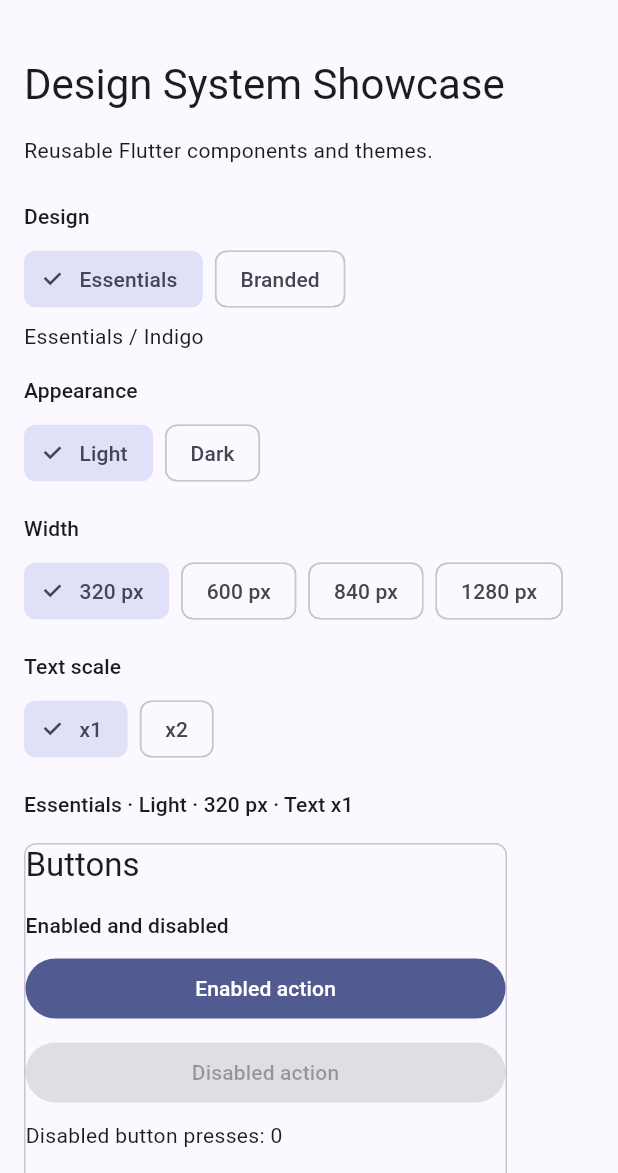
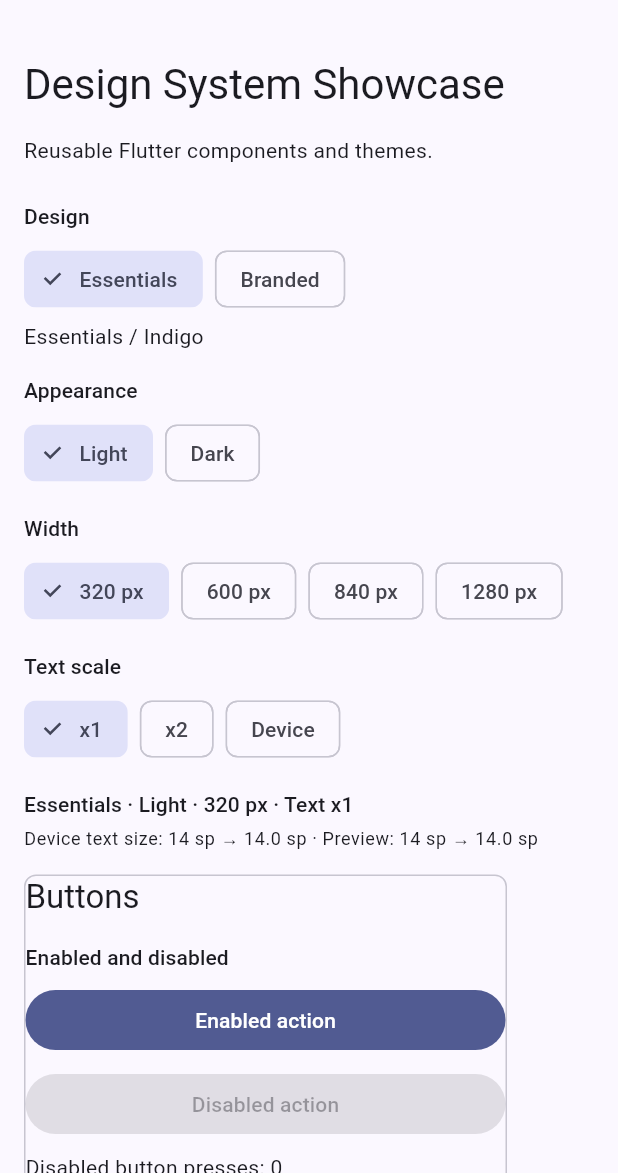
Before and after one commit to sscheidegger-cbs/cbs-environment-framework, a Flutter app: the screen it shows after launch, on a phone screen of 412 x 824 dp, the part 63-1236 px from its top. Run offline on Flutter 3.47's test engine with Material 3 defaults, Android fonts, the phone set to English and light mode, and no system bars.

Commit message:
test(flutter-ux): extend catalog for Android accessibility qualification

```diff
--- a/packages/cbs_flutter_ux/example/lib/catalog/catalog_keys.dart
+++ b/packages/cbs_flutter_ux/example/lib/catalog/catalog_keys.dart
@@ -9,6 +9,10 @@ abstract final class CatalogKeys {
 
   /// Text summarizing the active scenario.
   static const Key scenarioSummary = ValueKey('catalog-scenario-summary');
+
+  /// Text showing how the device and the preview render a reference font
+  /// size (D03c-A.2 / F3b).
+  static const Key textScaleReadout = ValueKey('catalog-text-scale-readout');
 
   /// Text describing the active design.
   static const Key designDescription = ValueKey('catalog-design-description');
@@ -55,4 +59,22 @@ abstract final class CatalogKeys {
 
   /// `CbsRetryMessage` of the retry demonstration [id].
   static Key retryMessage(String id) => ValueKey('catalog-retry-message-$id');
+
+  /// Dynamic feedback demonstration (D03c-A.2 / C4).
+  static const Key dynamicFeedbackShow = ValueKey('catalog-feedback-show');
+  static const Key dynamicFeedbackHide = ValueKey('catalog-feedback-hide');
+  static const Key dynamicFeedbackMessage = ValueKey(
+    'catalog-feedback-message',
+  );
+
+  /// Loading indicator without `semanticLabel` (D03c-A.2 / D3).
+  static const Key unlabeledLoading = ValueKey('catalog-loading-unlabeled');
+
+  /// Dynamic progress demonstration (D03c-A.2 / D4).
+  static const Key progressIndicator = ValueKey('catalog-progress-indicator');
+  static const Key progressReadout = ValueKey('catalog-progress-readout');
+
+  /// Button setting the progress to [percent] %.
+  static Key progressOption(int percent) =>
+      ValueKey('catalog-progress-option-$percent');
 }
--- a/packages/cbs_flutter_ux/example/lib/catalog/catalog_preview_frame.dart
+++ b/packages/cbs_flutter_ux/example/lib/catalog/catalog_preview_frame.dart
@@ -8,9 +8,12 @@ import 'catalog_scenario.dart';
 ///
 /// The child is laid out with a tight width equal to the scenario width
 /// and sees a matching `MediaQuery` (size and `TextScaler`), so widgets
-/// that read either one react as on a real device of that width. The
-/// simulated surface carries no padding: the width given to the child is
-/// exactly the width declared in its `MediaQuery`.
+/// that read either one react as on a real device of that width. With the
+/// `device` text scale, the `TextScaler` is the one provided by the
+/// enclosing `MediaQuery`, unchanged.
+///
+/// The simulated surface carries no padding: the width given to the child
+/// is exactly the width declared in its `MediaQuery`.
 ///
 /// The decorative frame (surface color, border and rounded corners) is
 /// drawn around the simulated surface and never inside it. The border is
@@ -51,7 +54,8 @@ class CatalogPreviewFrame extends StatelessWidget {
           child: MediaQuery(
             data: media.copyWith(
               size: Size(width, media.size.height),
-              textScaler: scenario.textScale.textScaler,
+              // `device` keeps the scaler provided by `MediaQuery`.
+              textScaler: scenario.textScale.resolve(media.textScaler),
             ),
             child: KeyedSubtree(key: CatalogKeys.previewContent, child: child),
           ),
--- a/packages/cbs_flutter_ux/example/lib/catalog/catalog_scenario.dart
+++ b/packages/cbs_flutter_ux/example/lib/catalog/catalog_scenario.dart
@@ -40,17 +40,38 @@ enum CatalogWidth {
   String get label => '${logicalPixels.round()} px';
 }
 
-/// Simulated text scale applied to the preview.
+/// Text scale applied to the preview.
+///
+/// `x1` and `x2` are simulated, absolute scales (CURRENT behaviour, kept
+/// unchanged). `device` applies no scale of its own: the preview uses the
+/// `TextScaler` that `MediaQuery` provides, i.e. the font size chosen in
+/// the device settings.
 enum CatalogTextScale {
   x1(label: 'x1', factor: 1),
-  x2(label: 'x2', factor: 2);
+  x2(label: 'x2', factor: 2),
+  device(label: 'Device');
 
-  const CatalogTextScale({required this.label, required this.factor});
+  const CatalogTextScale({required this.label, this.factor});
 
   final String label;
-  final double factor;
 
-  TextScaler get textScaler => TextScaler.linear(factor);
+  /// Absolute linear factor, or null when the scale follows the device.
+  final double? factor;
+
+  /// Whether the preview uses the `TextScaler` provided by `MediaQuery`.
+  bool get followsDevice => factor == null;
+
+  /// The simulated scales (`x1`, `x2`) that make up the 32-scenario matrix.
+  static const List<CatalogTextScale> simulated = [x1, x2];
+
+  /// The `TextScaler` the preview must apply.
+  ///
+  /// [deviceTextScaler] is the scaler provided by `MediaQuery`; it is
+  /// returned as is by `device`, never replaced by an absolute value.
+  TextScaler resolve(TextScaler deviceTextScaler) {
+    final fixed = factor;
+    return fixed == null ? deviceTextScaler : TextScaler.linear(fixed);
+  }
 }
 
 /// Local configuration of a catalog scenario.
@@ -109,12 +130,40 @@ final class CatalogScenario {
     );
   }
 
-  /// Every combination of design, appearance, width and text scale.
-  static Iterable<CatalogScenario> get all sync* {
+  /// Reference font size, in logical pixels, of [textScaleReadout].
+  static const double textScaleReferenceSize = 14;
+
+  /// Text showing how a [textScaleReferenceSize] font is rendered by the
+  /// device and by the preview, so that a change of the Android font size
+  /// can be observed without measuring pixels.
+  String textScaleReadout(TextScaler deviceTextScaler) {
+    String render(TextScaler scaler) =>
+        '${textScaleReferenceSize.round()} sp → '
+        '${scaler.scale(textScaleReferenceSize).toStringAsFixed(1)} sp';
+
+    return 'Device text size: ${render(deviceTextScaler)} · '
+        'Preview: ${render(textScale.resolve(deviceTextScaler))}';
+  }
+
+  /// The 32-scenario matrix: every combination of design, appearance,
+  /// width and simulated text scale (`x1`, `x2`).
+  ///
+  /// The `device` text scale is deliberately not part of this matrix: its
+  /// result depends on the device settings. See [allDeviceTextScale].
+  static Iterable<CatalogScenario> get all =>
+      _combinations(CatalogTextScale.simulated);
+
+  /// The 16 scenarios using the `device` text scale.
+  static Iterable<CatalogScenario> get allDeviceTextScale =>
+      _combinations(const [CatalogTextScale.device]);
+
+  static Iterable<CatalogScenario> _combinations(
+    List<CatalogTextScale> textScales,
+  ) sync* {
     for (final design in CatalogDesign.values) {
       for (final appearance in CatalogAppearance.values) {
         for (final width in CatalogWidth.values) {
-          for (final textScale in CatalogTextScale.values) {
+          for (final textScale in textScales) {
             yield CatalogScenario(
               design: design,
               appearance: appearance,
--- a/packages/cbs_flutter_ux/example/lib/main.dart
+++ b/packages/cbs_flutter_ux/example/lib/main.dart
@@ -73,6 +73,14 @@ class _CbsUxShowcaseState extends State<CbsUxShowcase> {
                   key: CatalogKeys.scenarioSummary,
                   style: Theme.of(context).textTheme.labelLarge,
                 ),
+                const SizedBox(height: CbsSpacing.xs),
+                // Page level: the real device text scaler, outside the
+                // simulated viewport.
+                Text(
+                  scenario.textScaleReadout(MediaQuery.textScalerOf(context)),
+                  key: CatalogKeys.textScaleReadout,
+                  style: Theme.of(context).textTheme.bodySmall,
+                ),
                 const SizedBox(height: CbsSpacing.md),
                 CatalogPreviewFrame(
                   scenario: scenario,
```
Also changed, not shown: packages/cbs_flutter_ux/example/lib/catalog/sections/dynamic_feedback_demo.dart (added, +86 -0 lines), packages/cbs_flutter_ux/example/lib/catalog/sections/dynamic_progress_demo.dart (added, +71 -0 lines), packages/cbs_flutter_ux/example/lib/catalog/sections/feedback_section.dart (+10 -0 lines), packages/cbs_flutter_ux/example/lib/catalog/sections/loading_section.dart (+29 -1 lines), 4 other files.
